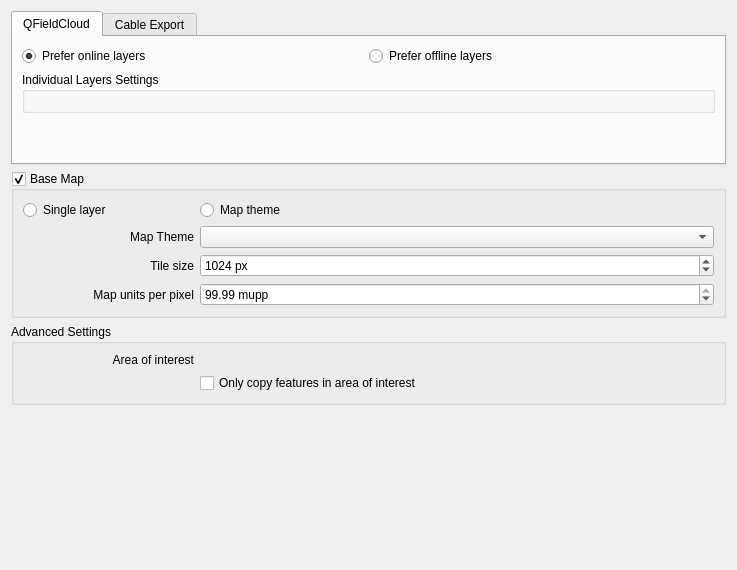
opengisch/qfieldsync, file qfieldsync/ui/project_configuration_widget.ui: the form before one commit.
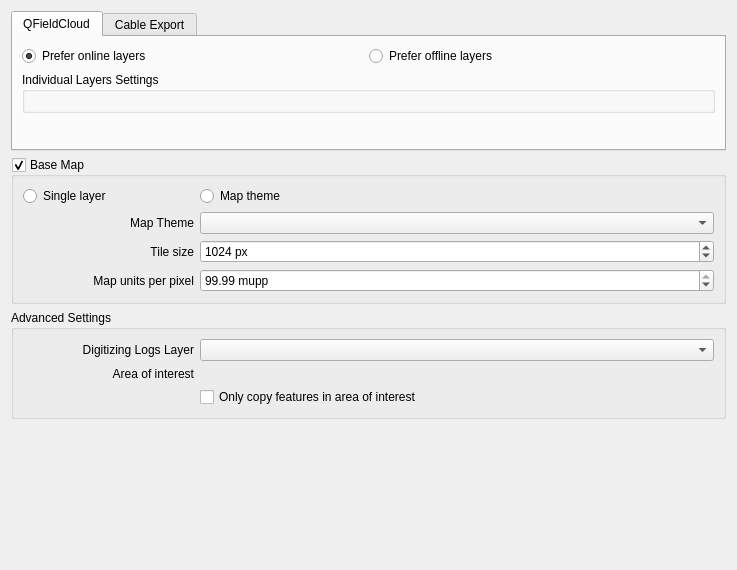
The form after the commit. Custom widgets are drawn as their Qt base class.

Commit message: Add UI to pick a digitizing logs layer

Patch:
```diff
--- a/qfieldsync/ui/project_configuration_widget.ui
+++ b/qfieldsync/ui/project_configuration_widget.ui
@@ -36,6 +36,19 @@
      </property>
      <layout class="QGridLayout" name="gridLayout_8" columnstretch="1,3">
       <item row="0" column="0">
+      <widget class="QLabel" name="labelDigitizingLogsLayer">
+      <property name="text">
+       <string>Digitizing Logs Layer</string>
+      </property>
+      <property name="alignment">
+       <set>Qt::AlignRight|Qt::AlignTrailing|Qt::AlignVCenter</set>
+      </property>
+      </widget>
+      </item>
+      <item row="0" column="1">
+       <widget class="QgsMapLayerComboBox" name="digitizingLogsLayerComboBox"/>
+      </item>
+      <item row="1" column="0">
        <widget class="QLabel" name="areaOfInterestLabel">
         <property name="text">
          <string>Area of interest</string>
@@ -45,7 +58,7 @@
         </property>
        </widget>
       </item>
-      <item row="1" column="1">
+      <item row="2" column="1">
        <widget class="QCheckBox" name="onlyOfflineCopyFeaturesInAoi">
         <property name="text">
          <string>Only copy features in area of interest</string>
```
The commit also changes 1 other file.
